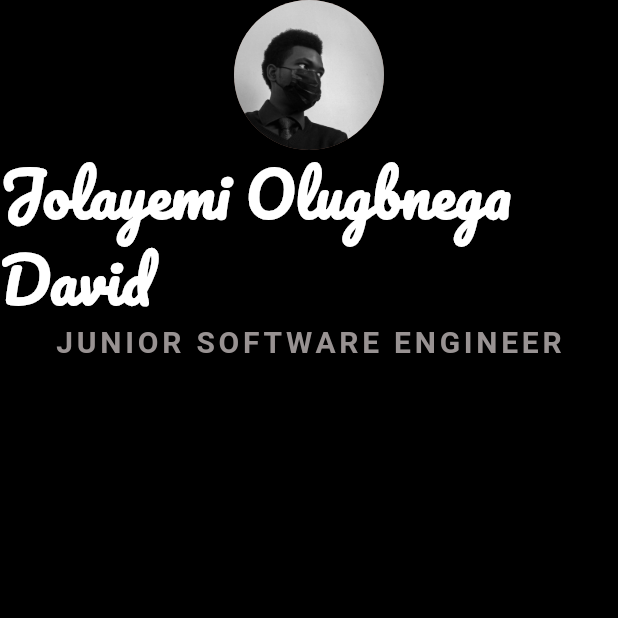
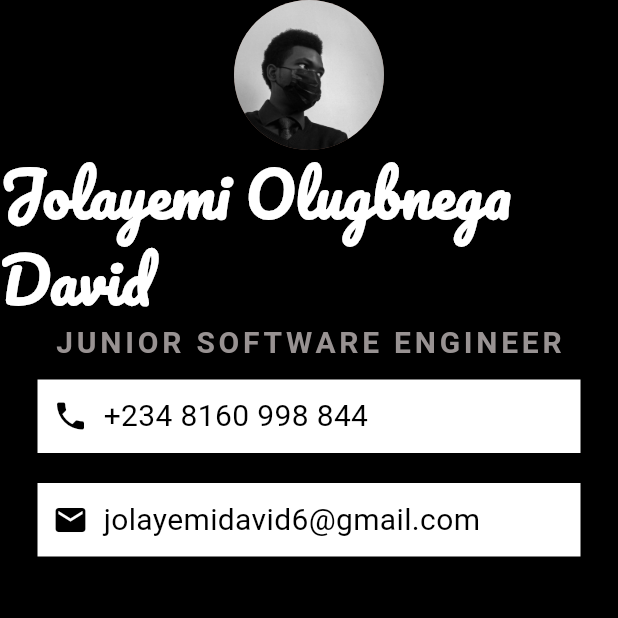
Before and after one commit to sky-hackeR/portfolio_card, a Flutter app: the screen it shows after launch, on a phone screen of 412 x 824 dp, the top half of it. Run offline on Flutter 3.47's test engine with Material 3 defaults, Android fonts, the light colour scheme and no system bars; Roboto replaces fonts that are missing (Source Sans 3).

Commit message:
Test data

```diff
--- a/lib/main.dart
+++ b/lib/main.dart
@@ -11,7 +11,7 @@ class MyApp extends StatelessWidget {
 
   @override
   Widget build(BuildContext context) {
-    return const MaterialApp(
+    return  MaterialApp(
       home: Scaffold(
         backgroundColor: Colors.black,
         body: SafeArea(
@@ -41,10 +41,51 @@ class MyApp extends StatelessWidget {
                   color: Color.fromARGB(255, 152, 146, 146),
                 ),
               ),
-              const Container(
+              Container(
+                padding: EdgeInsets.all(10.0),
+                color: Colors.white,
+                margin: EdgeInsets.symmetric(vertical: 10.0, horizontal: 25.0),
                 child: Row(
                   children: <Widget>[
-                    Icon(Icons.add_shopping_cart)],
+                    Icon(
+                      Icons.phone,
+                      color: Colors.black,
+                    ),
+                    SizedBox(
+                      width: 10.0,
+                    ),
+                    Text('+234 8160 998 844',
+                    style: TextStyle(
+                      color: Colors.black,
+                      fontFamily: 'Source Sans 3',
+                      fontSize: 20.0,
+                    ),
+                    ),
+                    ],
+                ),
+              ),
+
+              Container(
+                padding: EdgeInsets.all(10.0),
+                color: Colors.white,
+                margin: EdgeInsets.symmetric(vertical: 10.0, horizontal: 25.0),
+                child: Row(
+                  children: <Widget>[
+                    Icon(
+                      Icons.mail,
+                      color: Colors.black,
+                    ),
+                    SizedBox(
+                      width: 10.0,
+                    ),
+                    Text('jolayemidavid6@gmail.com',
+                    style: TextStyle(
+                      color: Colors.black,
+                      fontFamily: 'Source Sans 3',
+                      fontSize: 20.0,
+                    ),
+                    ),
+                    ],
                 ),
               ),
             ],
```
